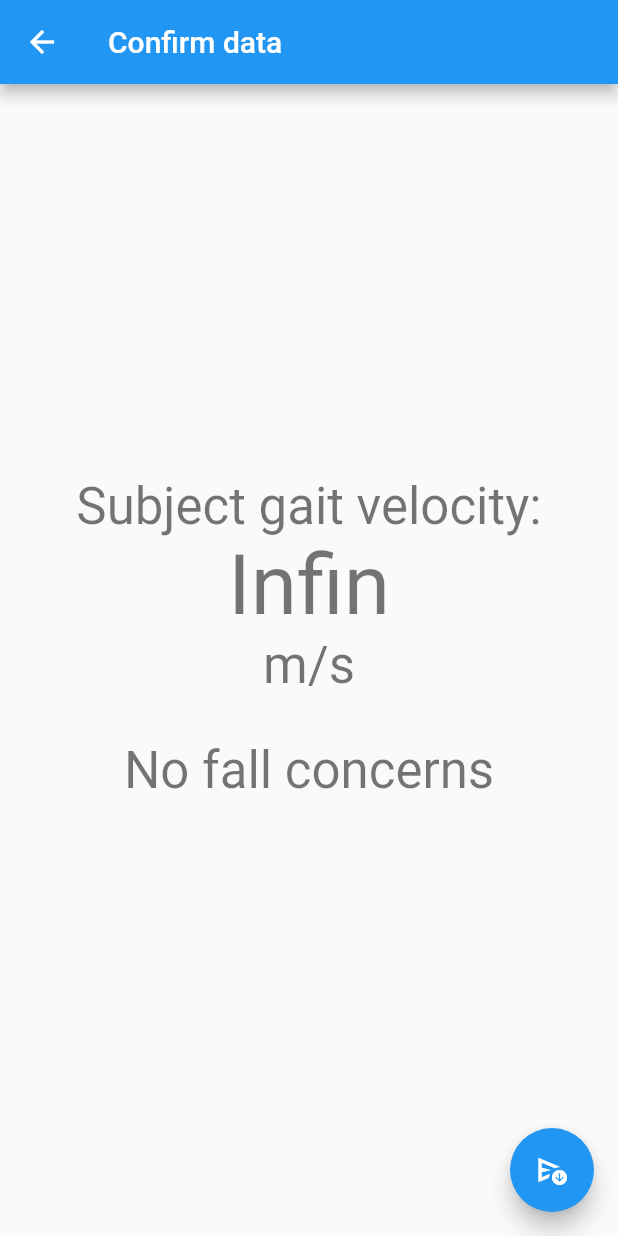
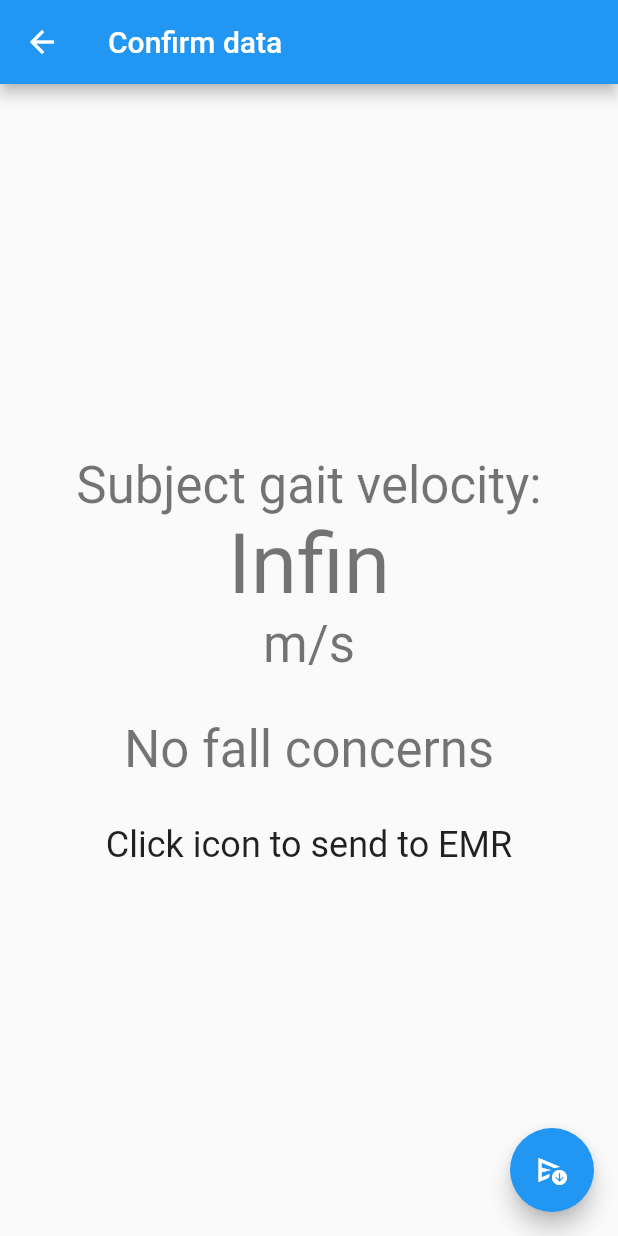
Before and after one commit to VisualPT/gaitr, a Flutter app: the ConfirmPage screen opened directly with empty values, on a phone screen of 412 x 824 dp. Run offline on Flutter 3.47's test engine with Material 2 defaults, Android fonts, the phone set to English and light mode, and no system bars; our stand-ins replace camera, video_player; missing offline and left inert: amplify_auth_cognito, amplify_core, amplify_flutter, amplify_storage_s3.

Commit message:
Small demo fix

```diff
--- a/lib/confirm_page.dart
+++ b/lib/confirm_page.dart
@@ -42,6 +42,10 @@ class _ConfirmPageState extends State<ConfirmPage> {
                 style: Theme.of(context).textTheme.headline4,
               ),
             ),
+            Text(
+              'Click icon to send to EMR',
+              style: Theme.of(context).textTheme.headline5,
+            ),
           ],
         ),
       ),
```
